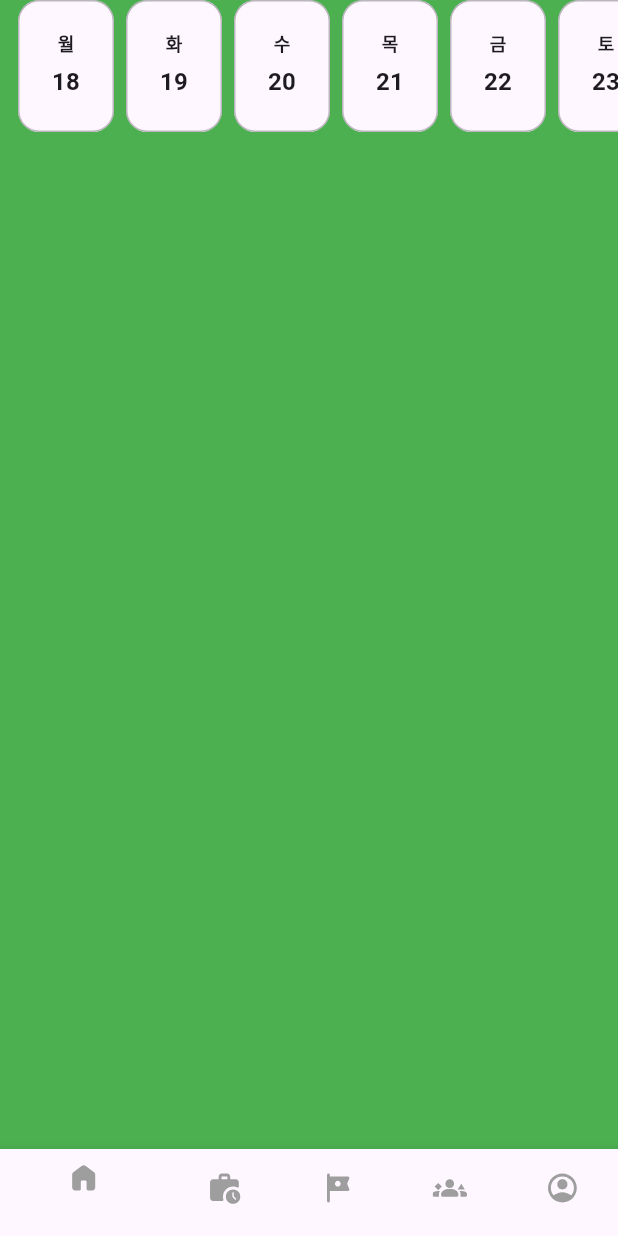
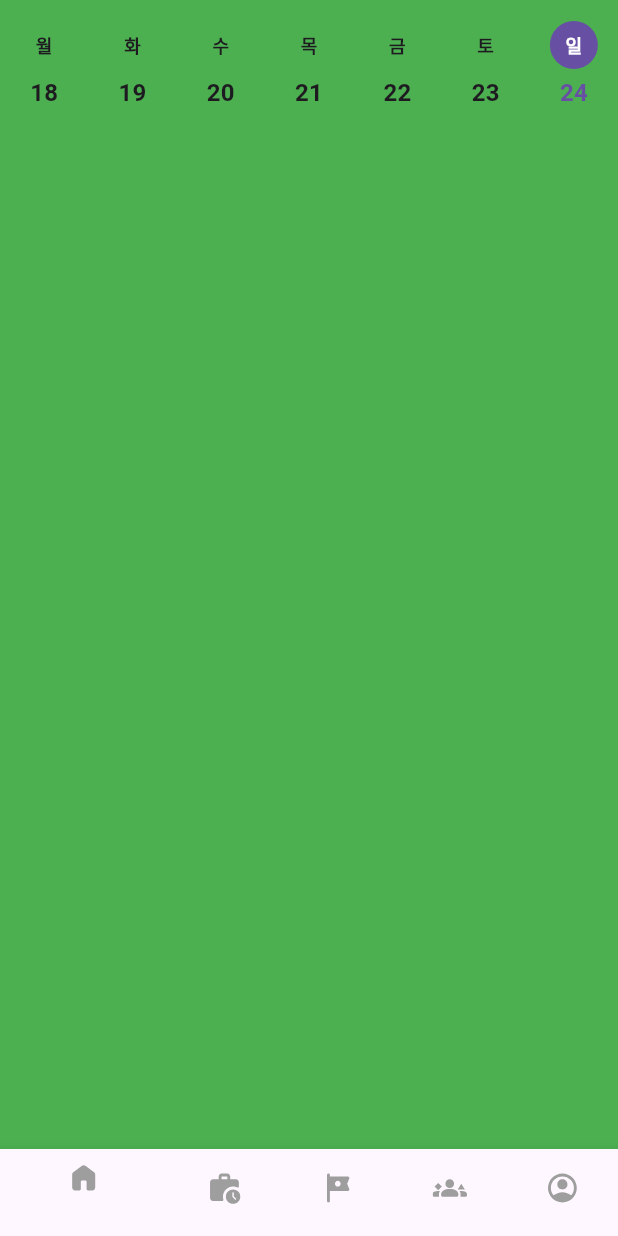
Before and after one commit to StrawberryAcai/Nomadely.frontend, a Flutter app: the screen it shows after launch, on a phone screen of 412 x 824 dp. Run offline on Flutter 3.47's test engine with Material 3 defaults, Android fonts, the light colour scheme and no system bars; our stand-ins replace flutter_svg, go_router.

Commit message:
feat :: 가로 크기 수정

```diff
--- a/lib/features/home/view/weeklyCalendar.dart
+++ b/lib/features/home/view/weeklyCalendar.dart
@@ -1,13 +1,11 @@
 import 'package:flutter/material.dart';
 
-/// 가로 스크롤 "이번 주" 달력 (요일 → 날짜 세로 배치)
 class WeeklyCalendar extends StatefulWidget {
   const WeeklyCalendar({
     super.key,
     this.startOnMonday = true,
     this.onSelect,
     this.initialSelected,
-    this.itemWidth = 64,
   });
 
   /// 주 시작 요일 (true면 월요일, false면 일요일)
@@ -18,9 +16,6 @@ class WeeklyCalendar extends StatefulWidget {
 
   /// 처음 선택할 날짜 (없으면 오늘)
   final DateTime? initialSelected;
-
-  /// 각 아이템 가로 폭
-  final double itemWidth;
 
   @override
   State<WeeklyCalendar> createState() => _WeeklyCalendarState();
@@ -37,19 +32,15 @@ class _WeeklyCalendarState extends State<WeeklyCalendar> {
   void initState() {
     super.initState();
     _today = DateTime.now().toLocal();
-    _selected = (widget.initialSelected ?? _today).toLocal();
+    _selected = widget.initialSelected ?? _today;
     _weekDays = _buildThisWeek(_today, startOnMonday: widget.startOnMonday);
   }
 
-  List<DateTime> _buildThisWeek(
-    DateTime anchor, {
-    required bool startOnMonday,
-  }) {
+  List<DateTime> _buildThisWeek(DateTime anchor,
+      {required bool startOnMonday}) {
     final d = DateTime(anchor.year, anchor.month, anchor.day);
-    // weekday: Mon=1..Sun=7
-    int deltaToStart = startOnMonday
-        ? (d.weekday - DateTime.monday)
-        : (d.weekday % 7);
+    int deltaToStart =
+        startOnMonday ? (d.weekday - DateTime.monday) : (d.weekday % 7);
     final start = d.subtract(Duration(days: deltaToStart));
     return List.generate(7, (i) => start.add(Duration(days: i)));
   }
@@ -60,54 +51,51 @@ class _WeeklyCalendarState extends State<WeeklyCalendar> {
   @override
   Widget build(BuildContext context) {
     final theme = Theme.of(context);
+    final screenWidth = MediaQuery.of(context).size.width;
+    final itemWidth = screenWidth / 7; // 7일을 화면에 맞춤, 스크롤 없음
+
     return SizedBox(
       height: 88,
-      child: ListView.separated(
-        scrollDirection: Axis.horizontal,
-        padding: const EdgeInsets.symmetric(horizontal: 12),
-        itemCount: _weekDays.length,
-        separatorBuilder: (_, __) => const SizedBox(width: 8),
-        itemBuilder: (context, index) {
-          final day = _weekDays[index];
+      child: Row(
+        children: _weekDays.map((day) {
           final isToday = _isSameDay(day, _today);
           final isSelected = _isSameDay(day, _selected);
-
-          final baseBorder = Border.all(
-            color: isSelected
-                ? theme.colorScheme.primary
-                : theme.dividerColor.withOpacity(0.5),
-          );
 
           return GestureDetector(
             onTap: () {
               setState(() => _selected = day);
               widget.onSelect?.call(day);
             },
-            child: Container(
-              width: widget.itemWidth,
-              padding: const EdgeInsets.symmetric(vertical: 10),
-              decoration: BoxDecoration(
-                color: isSelected
-                    ? theme.colorScheme.primary.withOpacity(0.1)
-                    : theme.colorScheme.surface,
-                borderRadius: BorderRadius.circular(14),
-                border: baseBorder,
-              ),
+            child: SizedBox(
+              width: itemWidth,
               child: Column(
                 mainAxisAlignment: MainAxisAlignment.center,
                 children: [
-                  // 요일 (위) — 세로 배치
-                  Text(
-                    _koWeekdays[(day.weekday + 6) % 7], // 월=0, ... 일=6
-                    style: theme.textTheme.labelMedium?.copyWith(
-                      fontWeight: FontWeight.w600,
-                      color: isSelected
-                          ? theme.colorScheme.primary
-                          : (isToday ? theme.colorScheme.primary : null),
+                  // 오늘 요일이면 원 강조
+                  Container(
+                    width: 32,
+                    height: 32,
+                    alignment: Alignment.center,
+                    decoration: isToday
+                        ? BoxDecoration(
+                            shape: BoxShape.circle,
+                            color: theme.colorScheme.primary,
+                          )
+                        : null,
+                    child: Text(
+                      _koWeekdays[(day.weekday + 6) % 7],
+                      style: theme.textTheme.labelMedium?.copyWith(
+                        fontWeight: FontWeight.w600,
+                        color: isToday
+                            ? theme.colorScheme.onPrimary
+                            : (isSelected
+                                ? theme.colorScheme.primary
+                                : theme.colorScheme.onSurface),
+                      ),
                     ),
                   ),
-                  const SizedBox(height: 6),
-                  // 날짜 (아래)
+                  const SizedBox(height: 4),
+                  // 날짜 표시
                   Text(
                     '${day.day}',
                     style: theme.textTheme.titleMedium?.copyWith(
@@ -117,22 +105,11 @@ class _WeeklyCalendarState extends State<WeeklyCalendar> {
                           : theme.colorScheme.onSurface,
                     ),
                   ),
-                  if (isToday) ...[
-                    const SizedBox(height: 6),
-                    Container(
-                      width: 6,
-                      height: 6,
-                      decoration: BoxDecoration(
-                        shape: BoxShape.circle,
-                        color: theme.colorScheme.primary,
-                      ),
-                    ),
-                  ],
                 ],
               ),
             ),
           );
-        },
+        }).toList(),
       ),
     );
   }
```
